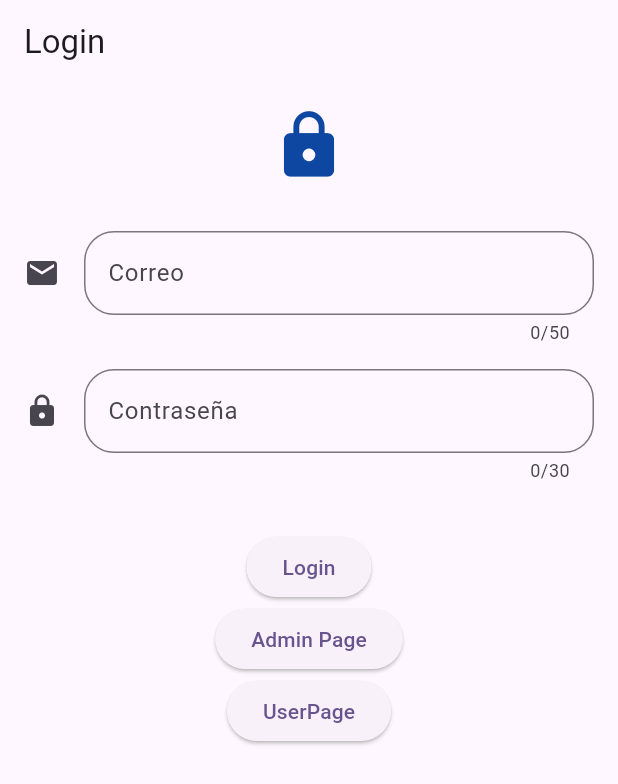
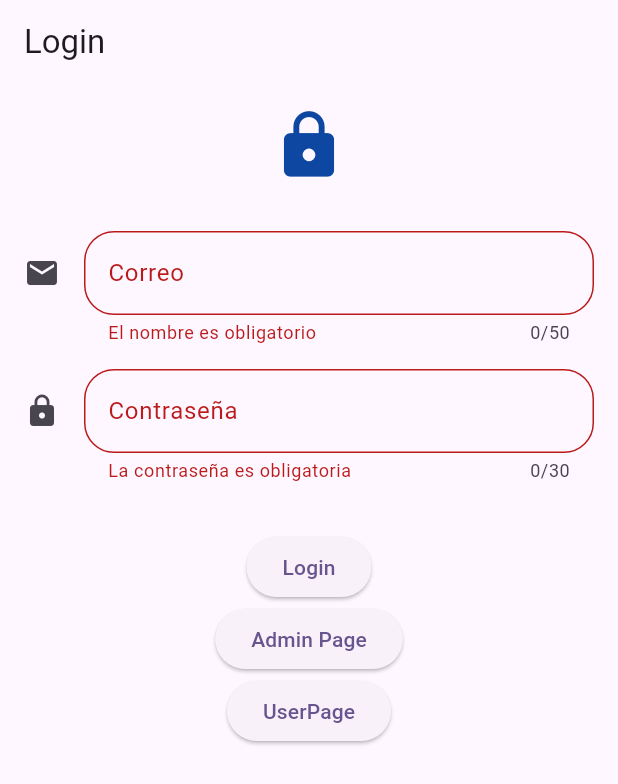
Before and after one commit to OmarFDiaz/threefifty, a Flutter app: the screen it shows after launch, after a tap on "Login", on a phone screen of 412 x 824 dp. Shown: the top 784 px of the screen. Run offline on Flutter 3.47's test engine with Material 3 defaults, Android fonts, the light colour scheme and no system bars; our stand-ins replace cloud_firestore, cloud_functions, firebase_auth, firebase_core; missing offline and left inert: one_clock, random_password_generator; accounts and stored records are empty.

Commit message:
login funcionando

```diff
--- a/lib/main.dart
+++ b/lib/main.dart
@@ -6,7 +6,6 @@ import 'package:myapp/widgets/AdminPage/create_users_page.dart';
 import 'package:myapp/widgets/AdminPage/list_users_page.dart';
 import 'package:myapp/widgets/UserPage/user_page.dart';
 import 'package:myapp/widgets/login_screen.dart';
-import 'package:firebase_auth/firebase_auth.dart';
 
 void main() async {
   WidgetsFlutterBinding.ensureInitialized();
--- a/lib/widgets/login_screen.dart
+++ b/lib/widgets/login_screen.dart
@@ -1,6 +1,9 @@
+import 'package:cloud_firestore/cloud_firestore.dart';
 import 'package:flutter/material.dart';
+import 'package:myapp/widgets/AdminPage/admin_page.dart';
+import 'package:myapp/widgets/UserPage/user_page.dart';
 import 'package:myapp/widgets/reusable/custom_input.dart';
-import 'package:cloud_functions/cloud_functions.dart';
+import 'package:firebase_auth/firebase_auth.dart';
 
 class LoginScreen extends StatefulWidget {
   LoginScreen({super.key});
@@ -12,6 +15,8 @@ class LoginScreen extends StatefulWidget {
 class _LoginScreenState extends State<LoginScreen> {
   final TextEditingController contraseniaController = TextEditingController();
   final TextEditingController correoController = TextEditingController();
+  final GlobalKey<FormState> formKey = GlobalKey<FormState>();
+  bool loading = false;
 
   @override
   Widget build(BuildContext context) {
@@ -19,9 +24,15 @@ class _LoginScreenState extends State<LoginScreen> {
       appBar: AppBar(
         title: const Text('Login'),
       ),
-      body: SingleChildScrollView(
+      body: loading
+          ? const Center(
+              child: CircularProgressIndicator(),
+            )
+          : SingleChildScrollView(
               child: Padding(
                 padding: const EdgeInsets.all(16.0),
+                child: Form(
+                  key: formKey,
                   child: Column(
                     mainAxisAlignment: MainAxisAlignment.center,
                     children: [
@@ -60,8 +71,57 @@ class _LoginScreenState extends State<LoginScreen> {
                       ),
                       const SizedBox(height: 32.0),
                       ElevatedButton(
-                onPressed: () async {},
+                        onPressed: () async {
+                          if (!formKey.currentState!.validate()) {
+                            return;
+                          }
 
+                          loading = true;
+                          setState(() {});
+
+                          try {
+                            final result = await FirebaseAuth.instance
+                                .signInWithEmailAndPassword(
+                              email: correoController.text,
+                              password: contraseniaController.text,
+                            );
+                            print(result.user!.uid);
+                            try {
+                              final data = await FirebaseFirestore.instance
+                                  .collection('users')
+                                  .doc(result.user!.uid)
+                                  .get();
+                              print(data.data()!['role']);
+
+                              if (data.data()!['role'] == 'admin') {
+                                Navigator.pushAndRemoveUntil(
+                                  context,
+                                  MaterialPageRoute(
+                                    builder: (context) => AdminPage(),
+                                  ),
+                                  (route) => false,
+                                );
+                              } else {
+                                Navigator.pushAndRemoveUntil(
+                                  context,
+                                  MaterialPageRoute(
+                                    builder: (context) => ClockPage(),
+                                  ),
+                                  (route) => false,
+                                );
+                              }
+                            } catch (e) {
+                              print('error en firestore');
+                              print(e);
+                            }
+                          } on FirebaseAuthException catch (e) {
+                            if (e.code == 'user-not-found') {
+                              print('No se encontró el usuario.');
+                            } else if (e.code == 'wrong-password') {
+                              print('Contraseña incorrecta.');
+                            }
+                          }
+                        },
                         child: const Text('Login'),
                       ),
                       ElevatedButton(
@@ -80,6 +140,7 @@ class _LoginScreenState extends State<LoginScreen> {
                   ),
                 ),
               ),
+            ),
     );
   }
 }
--- a/pubspec.yaml
+++ b/pubspec.yaml
@@ -41,6 +41,7 @@ dependencies:
   firebase_core: ^2.24.2
   firebase_auth: ^4.16.0
   cloud_functions: ^4.6.0
+  cloud_firestore: ^4.14.0
 
 dev_dependencies:
   flutter_test:
@@ -51,7 +52,7 @@ dev_dependencies:
   # activated in the `analysis_options.yaml` file located at the root of your
   # package. See that file for information about deactivating specific lint
   # rules and activating additional ones.
-  flutter_lints: ^3.0.0
+  flutter_lints: ^4.0.0
 
 # For information on the generic Dart part of this file, see the
 # following page: https://dart.dev/tools/pub/pubspec
```
Also changed, not shown: pubspec.lock. Lines whose indentation alone changed are shown as unchanged.
